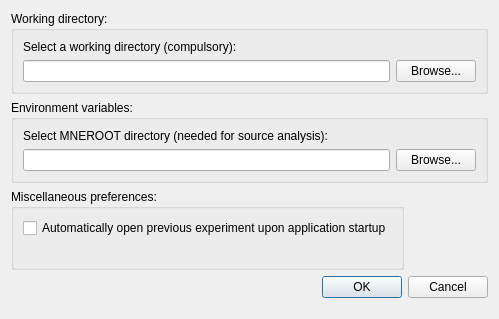
Above: meggie_batch/ui/qt4Designer_ui_files/preferencesDialog.ui from cibr-jyu/meggie before the change. Below: the same form after it.
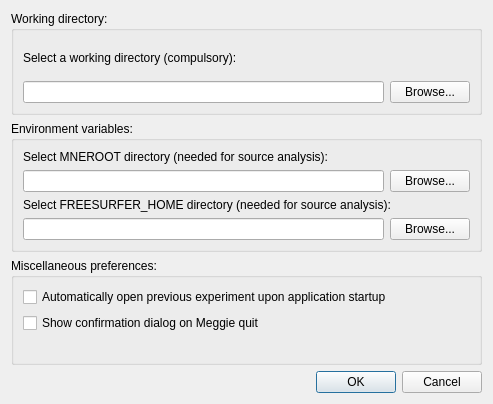
That is the form after the change.

Commit message: FreeSurfer home and confirm on quit to preferences

```diff
--- a/meggie_batch/ui/qt4Designer_ui_files/preferencesDialog.ui
+++ b/meggie_batch/ui/qt4Designer_ui_files/preferencesDialog.ui
@@ -6,51 +6,15 @@
    <rect>
     <x>0</x>
     <y>0</y>
-    <width>499</width>
-    <height>319</height>
+    <width>493</width>
+    <height>404</height>
    </rect>
   </property>
   <property name="windowTitle">
    <string>Preferences</string>
   </property>
-  <layout class="QFormLayout" name="formLayout">
-   <property name="fieldGrowthPolicy">
-    <enum>QFormLayout::AllNonFixedFieldsGrow</enum>
-   </property>
-   <item row="2" column="0">
-    <widget class="QGroupBox" name="groupBox">
-     <property name="title">
-      <string>Miscellaneous preferences:</string>
-     </property>
-     <layout class="QGridLayout" name="gridLayout_4">
-      <item row="0" column="0">
-       <widget class="QCheckBox" name="checkBoxAutomaticOpenPreviousExperiment">
-        <property name="text">
-         <string>Automatically open previous experiment upon application startup</string>
-        </property>
-       </widget>
-      </item>
-      <item row="1" column="0">
-       <widget class="QLabel" name="label_2">
-        <property name="text">
-         <string/>
-        </property>
-       </widget>
-      </item>
-     </layout>
-    </widget>
-   </item>
-   <item row="3" column="0" colspan="2">
-    <widget class="QDialogButtonBox" name="buttonBox">
-     <property name="orientation">
-      <enum>Qt::Horizontal</enum>
-     </property>
-     <property name="standardButtons">
-      <set>QDialogButtonBox::Cancel|QDialogButtonBox::Ok</set>
-     </property>
-    </widget>
-   </item>
-   <item row="0" column="0" colspan="2">
+  <layout class="QGridLayout" name="gridLayout_3">
+   <item row="0" column="0">
     <widget class="QGroupBox" name="groupBoxWorkingDirectory">
      <property name="title">
       <string>Working directory:</string>
@@ -88,12 +52,12 @@
      </layout>
     </widget>
    </item>
-   <item row="1" column="0" colspan="2">
+   <item row="1" column="0">
     <widget class="QGroupBox" name="groupBoxEnv">
      <property name="title">
       <string>Environment variables:</string>
      </property>
-     <layout class="QGridLayout" name="gridLayout_3">
+     <layout class="QGridLayout" name="gridLayout">
       <item row="0" column="0">
        <layout class="QVBoxLayout" name="verticalLayout_4">
         <item>
@@ -119,9 +83,74 @@
         </item>
        </layout>
       </item>
+      <item row="1" column="0">
+       <layout class="QVBoxLayout" name="verticalLayout_6">
+        <item>
+         <widget class="QLabel" name="labelFreeSurferHome">
+          <property name="text">
+           <string>Select FREESURFER_HOME directory (needed for source analysis):</string>
+          </property>
+         </widget>
+        </item>
+        <item>
+         <layout class="QHBoxLayout" name="horizontalLayout_4">
+          <item>
+           <widget class="QLineEdit" name="lineEditFreeSurferHome"/>
+          </item>
+          <item>
+           <widget class="QPushButton" name="pushButtonBrowseFreeSurferHome">
+            <property name="text">
+             <string>Browse...</string>
+            </property>
+           </widget>
+          </item>
+         </layout>
+        </item>
+       </layout>
+      </item>
      </layout>
     </widget>
    </item>
+   <item row="2" column="0">
+    <widget class="QGroupBox" name="groupBox">
+     <property name="title">
+      <string>Miscellaneous preferences:</string>
+     </property>
+     <layout class="QGridLayout" name="gridLayout_4">
+      <item row="0" column="0">
+       <widget class="QCheckBox" name="checkBoxAutomaticOpenPreviousExperiment">
+        <property name="text">
+         <string>Automatically open previous experiment upon application startup</string>
+        </property>
+       </widget>
+      </item>
+      <item row="2" column="0">
+       <widget class="QLabel" name="label_2">
+        <property name="text">
+         <string/>
+        </property>
+       </widget>
+      </item>
+      <item row="1" column="0">
+       <widget class="QCheckBox" name="checkBoxConfirmQuit">
+        <property name="text">
+         <string>Show confirmation dialog on Meggie quit</string>
+        </property>
+       </widget>
+      </item>
+     </layout>
+    </widget>
+   </item>
+   <item row="3" column="0">
+    <widget class="QDialogButtonBox" name="buttonBox">
+     <property name="orientation">
+      <enum>Qt::Horizontal</enum>
+     </property>
+     <property name="standardButtons">
+      <set>QDialogButtonBox::Cancel|QDialogButtonBox::Ok</set>
+     </property>
+    </widget>
+   </item>
   </layout>
  </widget>
  <tabstops>
```
The commit also changes 6 other files.
